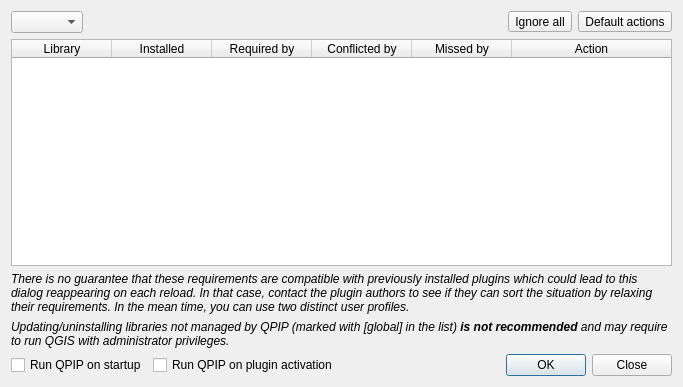
Old version of the form a00_qpip/ui_dialog.ui in the repository opengisch/qpip.
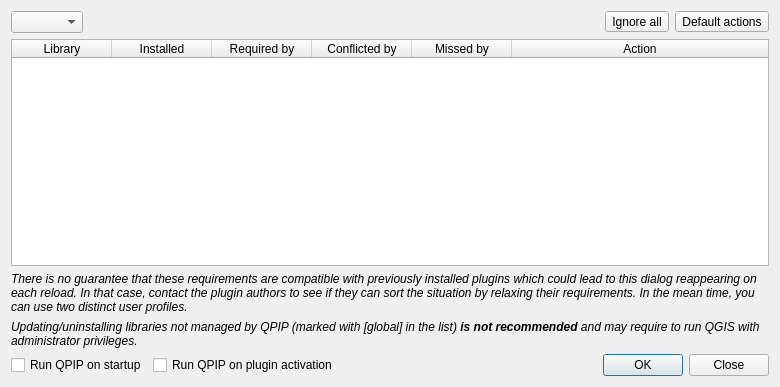
New version of the form.

Commit message: Make the dialog slightly wider

```diff
--- a/a00_qpip/ui_dialog.ui
+++ b/a00_qpip/ui_dialog.ui
@@ -6,7 +6,7 @@
    <rect>
     <x>0</x>
     <y>0</y>
-    <width>683</width>
+    <width>780</width>
     <height>387</height>
    </rect>
   </property>
```
